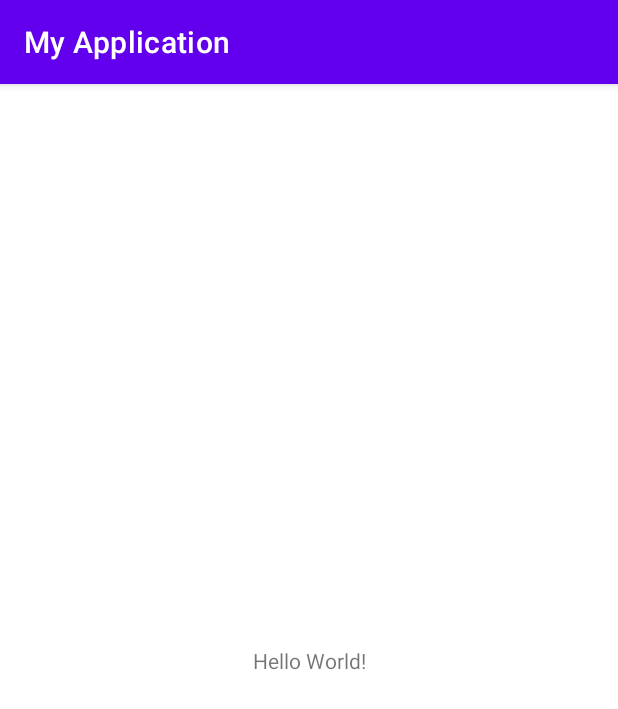
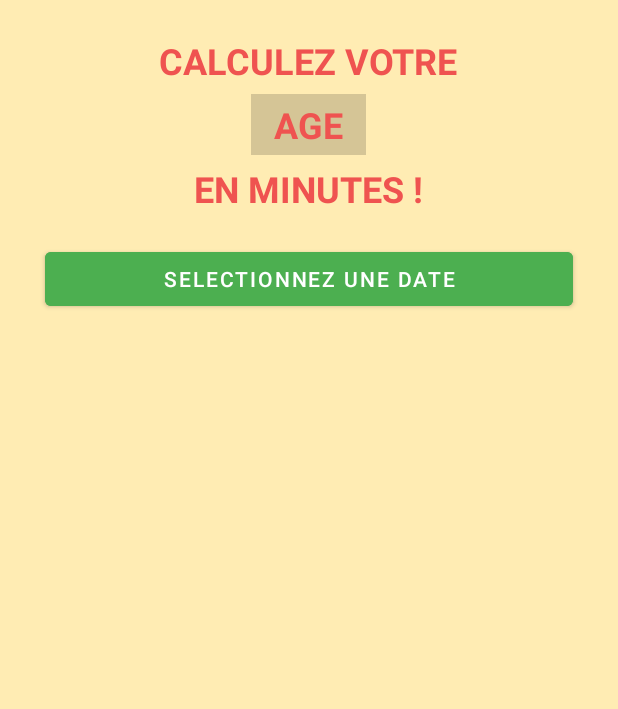
Before and after one commit to slr3073/Android-Kotlin-Curse, an Android app: the screen it shows after launch (MainActivity), on a phone screen of 412 x 824 dp. Shown: the top 709 px of the screen. Run offline under Robolectric (Android 15) with nearby library versions, the phone set to English and light mode, and no system bars.

Commit message:
Projet 2 Done

```diff
--- a/AgeInMinute/app/build.gradle
+++ b/AgeInMinute/app/build.gradle
@@ -5,12 +5,12 @@ plugins {
 
 android {
     namespace 'com.example.ageinminutecalc'
-    compileSdk 32
+    compileSdk 33
 
     defaultConfig {
         applicationId "com.example.ageinminutecalc"
         minSdk 26
-        targetSdk 32
+        targetSdk 33
         versionCode 1
         versionName "1.0"
 
@@ -34,7 +34,7 @@ android {
 
 dependencies {
 
-    implementation 'androidx.core:core-ktx:1.7.0'
+    implementation 'androidx.core:core-ktx:1.9.0'
     implementation 'androidx.appcompat:appcompat:1.6.0'
     implementation 'com.google.android.material:material:1.7.0'
     implementation 'androidx.constraintlayout:constraintlayout:2.1.4'
--- a/AgeInMinute/app/src/main/java/com/example/ageinminutecalc/MainActivity.kt
+++ b/AgeInMinute/app/src/main/java/com/example/ageinminutecalc/MainActivity.kt
@@ -1,11 +1,62 @@
 package com.example.ageinminutecalc
 
+import android.app.DatePickerDialog
+import android.os.Bundle
+import android.view.View
+import android.widget.Button
+import android.widget.TextView
 import androidx.appcompat.app.AppCompatActivity
-import android.os.Bundle
+import java.text.SimpleDateFormat
+import java.util.*
 
 class MainActivity : AppCompatActivity() {
+    private var dateSelectedHint: TextView? = null
+    private var dateSelected: TextView? = null
+    private var nbMinHint: TextView? = null
+    private var nbMin: TextView? = null
+    private var btnDatePick: Button? = null
+
     override fun onCreate(savedInstanceState: Bundle?) {
         super.onCreate(savedInstanceState)
         setContentView(R.layout.activity_main)
+
+        dateSelectedHint = findViewById<TextView>(R.id.dateSelectedHint)
+        dateSelected = findViewById<TextView>(R.id.dateSelected)
+        nbMinHint = findViewById<TextView>(R.id.nbMinHint)
+        nbMin = findViewById<TextView>(R.id.nbMin)
+
+
+
+        btnDatePick = findViewById<Button>(R.id.buttonDatePicker)
+        btnDatePick?.setOnClickListener { onClickDatePicker() }
+    }
+
+    private fun onClickDatePicker() {
+        val calendar = Calendar.getInstance()
+
+        val datePickerDialog = DatePickerDialog(
+            this,
+            DatePickerDialog.OnDateSetListener { _, selectedYear, selectedMonth, selectedDay ->
+                val sdf = SimpleDateFormat("dd/MM/yyyy", Locale.FRANCE)
+
+                val date = sdf.parse("$selectedDay/${selectedMonth + 1}/$selectedYear")
+                val timePassedInMinuteSincePickedDate = (date.time) / 60000
+                val timePassedInMinuteSinceCurrentTime = sdf.parse(sdf.format(System.currentTimeMillis())).time / 60000
+
+                dateSelected?.text = "$selectedDay/${selectedMonth + 1}/$selectedYear"
+                nbMin?.text = "${timePassedInMinuteSinceCurrentTime - timePassedInMinuteSincePickedDate}"
+                dateSelectedHint?.visibility = View.VISIBLE
+                dateSelected?.visibility  = View.VISIBLE
+                nbMinHint?.visibility  = View.VISIBLE
+                nbMin?.visibility  = View.VISIBLE
+            },
+            calendar.get(Calendar.YEAR),
+            calendar.get(Calendar.MONTH),
+            calendar.get(Calendar.DAY_OF_MONTH)
+        )
+        datePickerDialog.datePicker.maxDate = System.currentTimeMillis() - (24 * 60 * 60 * 1000) // Hier
+        datePickerDialog.show()
+
+
     }
 }
--- a/AgeInMinute/app/src/main/res/layout/activity_main.xml
+++ b/AgeInMinute/app/src/main/res/layout/activity_main.xml
@@ -1,18 +1,94 @@
 <?xml version="1.0" encoding="utf-8"?>
-<androidx.constraintlayout.widget.ConstraintLayout xmlns:android="http://schemas.android.com/apk/res/android"
+<LinearLayout xmlns:android="http://schemas.android.com/apk/res/android"
     xmlns:app="http://schemas.android.com/apk/res-auto"
     xmlns:tools="http://schemas.android.com/tools"
     android:layout_width="match_parent"
     android:layout_height="match_parent"
+    android:background="#FFECB3"
+    android:gravity="center_horizontal"
+    android:orientation="vertical"
     tools:context=".MainActivity">
 
     <TextView
         android:layout_width="wrap_content"
         android:layout_height="wrap_content"
-        android:text="Hello World!"
-        app:layout_constraintBottom_toBottomOf="parent"
-        app:layout_constraintEnd_toEndOf="parent"
-        app:layout_constraintStart_toStartOf="parent"
-        app:layout_constraintTop_toTopOf="parent" />
+        android:layout_marginTop="24dp"
+        android:text="@string/calculez_votre"
+        android:textColor="#EF5350"
+        android:textSize="24sp"
+        android:textStyle="bold" />
 
-</androidx.constraintlayout.widget.ConstraintLayout>
+    <TextView
+        android:layout_width="wrap_content"
+        android:layout_height="wrap_content"
+        android:background="#2A000000"
+        android:text="@string/age"
+        android:paddingVertical="4dp"
+        android:paddingHorizontal="15dp"
+        android:layout_margin="6dp"
+        android:textColor="#EF5350"
+        android:textSize="24sp"
+        android:textStyle="bold" />
+
+    <TextView
+        android:layout_width="wrap_content"
+        android:layout_height="wrap_content"
+        android:text="@string/en_minute"
+        android:textColor="#EF5350"
+        android:textSize="24sp"
+        android:textStyle="bold" />
+
+    <Button
+        android:id="@+id/buttonDatePicker"
+        android:layout_width="352dp"
+        android:layout_height="wrap_content"
+        android:layout_marginTop="20dp"
+        android:backgroundTint="#4CAF50"
+        android:text="@string/selectionnez_une_date"
+        android:textColor="#FFFFFF" />
+
+    <TextView
+        android:id="@+id/dateSelected"
+        android:layout_width="match_parent"
+        android:layout_height="wrap_content"
+        android:layout_marginTop="20dp"
+        android:gravity="center"
+        android:text="TextView"
+        android:textColor="#F44336"
+        android:textSize="20sp"
+        android:visibility="invisible" />
+
+    <TextView
+        android:id="@+id/dateSelectedHint"
+        android:layout_width="match_parent"
+        android:layout_height="wrap_content"
+        android:layout_marginTop="5dp"
+        android:gravity="center"
+        android:text="@string/date_de_naissance"
+        android:textColor="#59523F"
+        android:visibility="invisible" />
+
+    <TextView
+        android:id="@+id/nbMin"
+        android:layout_width="match_parent"
+        android:layout_height="wrap_content"
+        android:layout_marginTop="20dp"
+        android:layout_marginBottom="5dp"
+        android:gravity="center"
+        android:text="TextView"
+        android:textColor="#F44336"
+        android:textSize="24sp"
+        android:textStyle="bold"
+        android:visibility="invisible" />
+
+    <TextView
+        android:id="@+id/nbMinHint"
+        android:layout_width="match_parent"
+        android:layout_height="wrap_content"
+        android:gravity="center"
+        android:text="@string/nombre_de_minutes_v_cues"
+        android:textColor="#59523F"
+        android:visibility="invisible" />
+
+
+</LinearLayout>
--- a/AgeInMinute/app/src/main/res/values-night/themes.xml
+++ b/AgeInMinute/app/src/main/res/values-night/themes.xml
@@ -1,6 +1,8 @@
 <resources xmlns:tools="http://schemas.android.com/tools">
     <!-- Base application theme. -->
     <style name="Theme.MyApplication" parent="Theme.MaterialComponents.DayNight.DarkActionBar">
+        <item name="windowActionBar">false</item>
+        <item name="windowNoTitle">true</item>
         <!-- Primary brand color. -->
         <item name="colorPrimary">@color/purple_200</item>
         <item name="colorPrimaryVariant">@color/purple_700</item>
@@ -10,7 +12,7 @@
         <item name="colorSecondaryVariant">@color/teal_200</item>
         <item name="colorOnSecondary">@color/black</item>
         <!-- Status bar color. -->
-        <item name="android:statusBarColor">?attr/colorPrimaryVariant</item>
+        <item name="android:statusBarColor">#EF5350</item>
         <!-- Customize your theme here. -->
     </style>
 </resources>
--- a/AgeInMinute/app/src/main/res/values/strings.xml
+++ b/AgeInMinute/app/src/main/res/values/strings.xml
@@ -1,3 +1,9 @@
 <resources>
-    <string name="app_name">My Application</string>
+    <string name="app_name">Mon Age en Minute</string>
+    <string name="calculez_votre">CALCULEZ VOTRE</string>
+    <string name="age">AGE</string>
+    <string name="en_minute">EN MINUTES !</string>
+    <string name="selectionnez_une_date">SELECTIONNEZ UNE DATE</string>
+    <string name="date_de_naissance">Date de naissance</string>
+    <string name="nombre_de_minutes_v_cues">Nombre de minutes vécues</string>
 </resources>
--- a/AgeInMinute/app/src/main/res/values/themes.xml
+++ b/AgeInMinute/app/src/main/res/values/themes.xml
@@ -1,6 +1,8 @@
 <resources xmlns:tools="http://schemas.android.com/tools">
     <!-- Base application theme. -->
     <style name="Theme.MyApplication" parent="Theme.MaterialComponents.DayNight.DarkActionBar">
+        <item name="windowActionBar">false</item>
+        <item name="windowNoTitle">true</item>
         <!-- Primary brand color. -->
         <item name="colorPrimary">@color/purple_500</item>
         <item name="colorPrimaryVariant">@color/purple_700</item>
```
